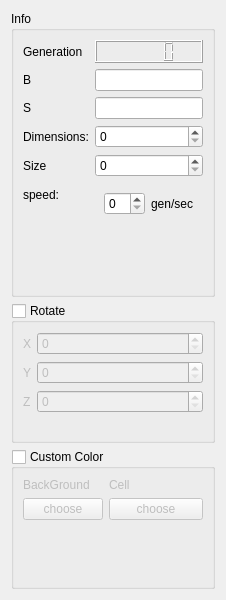
Qt form panel/panel.ui (BigCubeCat/GameOfLife) before a commit.
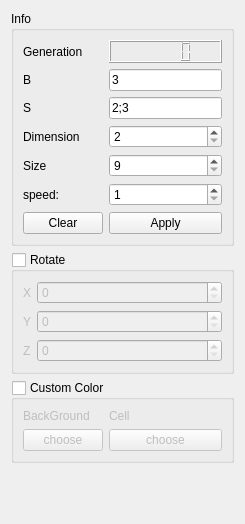
The same form after that commit.

Commit message: bottom panel in process

Patch:
```diff
--- a/panel/panel.ui
+++ b/panel/panel.ui
@@ -6,16 +6,22 @@
    <rect>
     <x>0</x>
     <y>0</y>
-    <width>202</width>
-    <height>600</height>
+    <width>245</width>
+    <height>524</height>
    </rect>
   </property>
   <property name="sizePolicy">
-   <sizepolicy hsizetype="Fixed" vsizetype="Minimum">
+   <sizepolicy hsizetype="Maximum" vsizetype="Minimum">
     <horstretch>0</horstretch>
     <verstretch>0</verstretch>
    </sizepolicy>
   </property>
+  <property name="minimumSize">
+   <size>
+    <width>245</width>
+    <height>0</height>
+   </size>
+  </property>
   <property name="windowTitle">
    <string>Form</string>
   </property>
@@ -49,6 +55,13 @@
         </property>
        </widget>
       </item>
+      <item row="1" column="1">
+       <widget class="QLineEdit" name="BInput">
+        <property name="text">
+         <string>3</string>
+        </property>
+       </widget>
+      </item>
       <item row="2" column="0">
        <widget class="QLabel" name="label_8">
         <property name="text">
@@ -56,15 +69,29 @@
         </property>
        </widget>
       </item>
+      <item row="2" column="1">
+       <widget class="QLineEdit" name="SInput">
+        <property name="text">
+         <string>2;3</string>
+        </property>
+       </widget>
+      </item>
       <item row="3" column="0">
        <widget class="QLabel" name="label_9">
         <property name="text">
-         <string>Dimensions:</string>
+         <string>Dimension</string>
         </property>
        </widget>
       </item>
       <item row="3" column="1">
-       <widget class="QSpinBox" name="spinBox_4"/>
+       <widget class="QSpinBox" name="DSpin">
+        <property name="minimum">
+         <number>2</number>
+        </property>
+        <property name="maximum">
+         <number>1000000000</number>
+        </property>
+       </widget>
       </item>
       <item row="4" column="0">
        <widget class="QLabel" name="label_10">
@@ -74,35 +101,50 @@
        </widget>
       </item>
       <item row="4" column="1">
-       <widget class="QSpinBox" name="spinBox_5"/>
+       <widget class="QSpinBox" name="SizeSpin">
+        <property name="minimum">
+         <number>9</number>
+        </property>
+        <property name="maximum">
+         <number>1280000000</number>
+        </property>
+        <property name="value">
+         <number>9</number>
+        </property>
+       </widget>
       </item>
-      <item row="1" column="1">
-       <widget class="QLineEdit" name="lineEdit"/>
-      </item>
-      <item row="2" column="1">
-       <widget class="QLineEdit" name="lineEdit_2"/>
-      </item>
-      <item row="5" column="0">
+      <item row="6" column="0">
        <widget class="QLabel" name="label_4">
         <property name="text">
          <string>speed:</string>
         </property>
        </widget>
       </item>
-      <item row="5" column="1">
-       <widget class="QWidget" name="horizontalWidget" native="true">
-        <layout class="QHBoxLayout" name="speedWGT">
-         <item>
-          <widget class="QSpinBox" name="spinBox"/>
-         </item>
-         <item>
-          <widget class="QLabel" name="label_5">
-           <property name="text">
-            <string>gen/sec</string>
-           </property>
-          </widget>
-         </item>
-        </layout>
+      <item row="6" column="1">
+       <widget class="QSpinBox" name="SpeedSpin">
+        <property name="minimum">
+         <number>1</number>
+        </property>
+        <property name="maximum">
+         <number>1000000000</number>
+        </property>
+        <property name="value">
+         <number>1</number>
+        </property>
+       </widget>
+      </item>
+      <item row="7" column="1">
+       <widget class="QPushButton" name="applyButton">
+        <property name="text">
+         <string>Apply</string>
+        </property>
+       </widget>
+      </item>
+      <item row="7" column="0">
+       <widget class="QPushButton" name="clearButton">
+        <property name="text">
+         <string>Clear</string>
+        </property>
        </widget>
       </item>
      </layout>
@@ -204,6 +246,19 @@
      </item>
     </layout>
    </item>
+   <item>
+    <spacer name="verticalSpacer">
+     <property name="orientation">
+      <enum>Qt::Vertical</enum>
+     </property>
+     <property name="sizeHint" stdset="0">
+      <size>
+       <width>20</width>
+       <height>40</height>
+      </size>
+     </property>
+    </spacer>
+   </item>
   </layout>
  </widget>
  <resources/>
```
The commit also changes 17 other files.
